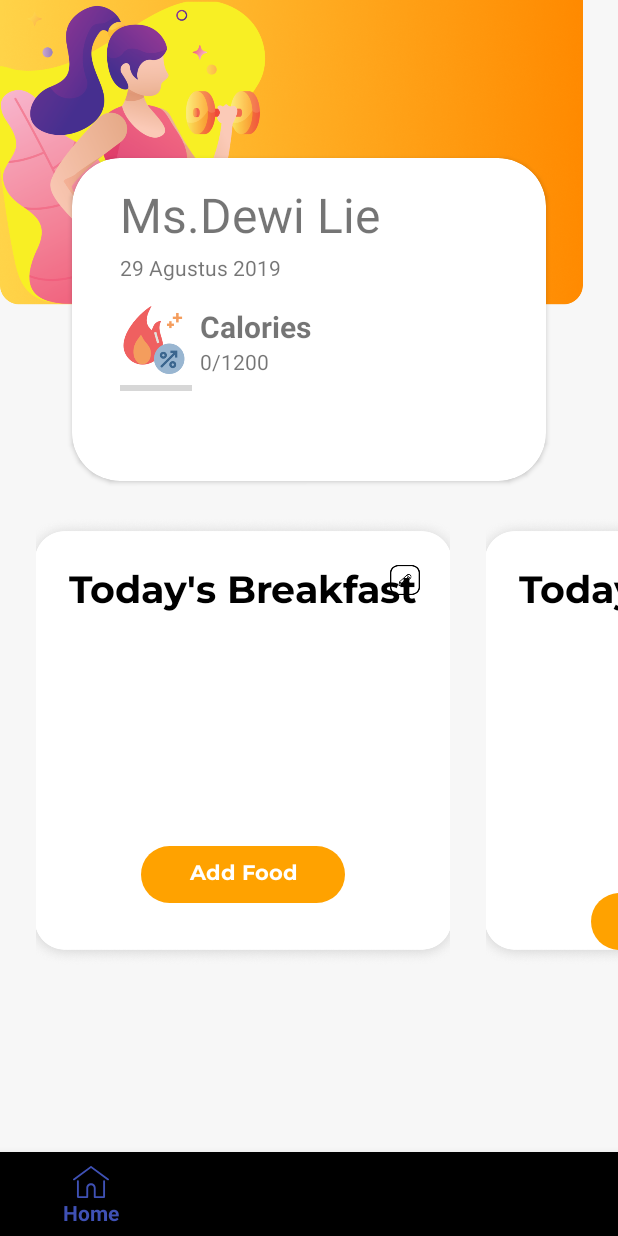
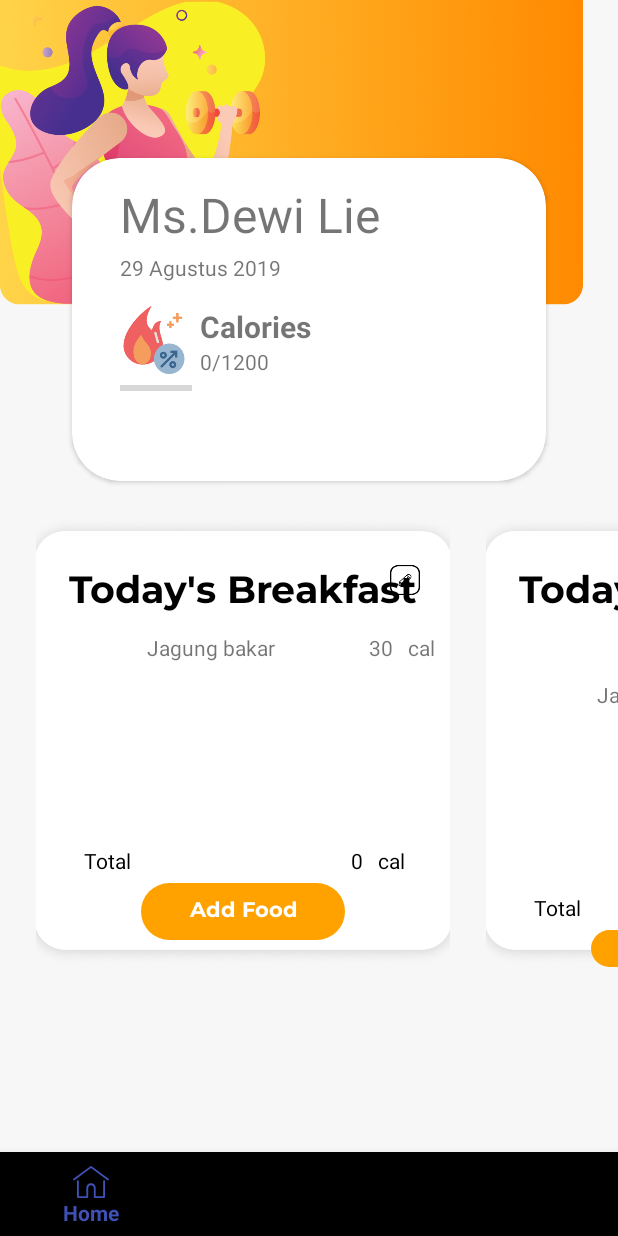
Before and after one commit to dewiiliie07/DiabetterV1, an Android app: the HomeFragment screen opened directly, with no data from a screen before it, on a phone screen of 412 x 824 dp. Run offline under Robolectric (Android 15) with nearby library versions, the phone set to English and light mode, and no system bars; libraries missing offline, so code that uses them is left out: android.support.design, com.jaeger.library.

Commit message:
ChildRecycleView untuk ditampilkan dihalaman utama ketika makanan sudah dipilih

```diff
--- a/app/src/main/java/com/example/dewiiliie/diabetter/Adapter.java
+++ b/app/src/main/java/com/example/dewiiliie/diabetter/Adapter.java
@@ -3,6 +3,7 @@ package com.example.dewiiliie.diabetter;
 import android.content.Context;
 import android.content.Intent;
 import android.support.v4.view.PagerAdapter;
+import android.support.v7.widget.LinearLayoutManager;
 import android.support.v7.widget.RecyclerView;
 import android.view.LayoutInflater;
 import android.view.View;
@@ -20,11 +21,12 @@ public class Adapter extends RecyclerView.Adapter<Adapter.ViewHolder> {
 
     private Context mContext;
     private ArrayList<Model> mList;
+
+
     Adapter(Context context, ArrayList<Model> list){
         mContext = context;
         mList = list;
     }
-
 
     @Override
     public ViewHolder onCreateViewHolder(ViewGroup parent, int viewType) {
@@ -33,10 +35,7 @@ public class Adapter extends RecyclerView.Adapter<Adapter.ViewHolder> {
 
         View view = layoutInflater.inflate(R.layout.add_food,parent,false);
 
-        ViewHolder viewHolder = new ViewHolder(view);
-
-
-        return viewHolder;
+        return new ViewHolder(view);
     }
 
     @Override
@@ -69,6 +68,17 @@ public class Adapter extends RecyclerView.Adapter<Adapter.ViewHolder> {
             }
         });
 
+        RecyclerView.LayoutManager layoutManager = new LinearLayoutManager(mContext, LinearLayoutManager.VERTICAL, false);
+        holder.rv_FoodChoosen.setLayoutManager(layoutManager);
+        holder.rv_FoodChoosen.setHasFixedSize(true);
+
+        ArrayList<ChildModel> list = new ArrayList<>();
+        ChildModel childModel = new ChildModel("Jagung bakar","30","cal");
+        list.add(childModel);
+        holder.rv_FoodChoosen.setLayoutManager(new LinearLayoutManager(mContext));
+        ChildRecyclerFoodAdapter childRecyclerFoodAdapter = new ChildRecyclerFoodAdapter(list, mContext);
+        holder.rv_FoodChoosen.setAdapter(childRecyclerFoodAdapter);
+
     }
 
     @Override
@@ -80,6 +90,8 @@ public class Adapter extends RecyclerView.Adapter<Adapter.ViewHolder> {
 
         ImageView iv_base;
         TextView tv_title, tv_addFood, tv_editFood;
+        RecyclerView rv_FoodChoosen;
+
         public ViewHolder(View itemView) {
             super(itemView);
 
@@ -87,6 +99,7 @@ public class Adapter extends RecyclerView.Adapter<Adapter.ViewHolder> {
             tv_title = itemView.findViewById(R.id.tv_title);
             tv_addFood = itemView.findViewById(R.id.tv_addFood);
             tv_editFood = itemView.findViewById(R.id.tv_editFood);
+            rv_FoodChoosen = itemView.findViewById(R.id.rv_list_makanan_choosen);
 
         }
     }
--- /dev/null
+++ b/app/src/main/java/com/example/dewiiliie/diabetter/ChildModel.java
@@ -0,0 +1,37 @@
+package com.example.dewiiliie.diabetter;
+
+public class ChildModel {
+
+    String foodName, calChoosen, cal;
+
+    public ChildModel(String foodName, String calChoosen, String cal) {
+        this.foodName = foodName;
+        this.calChoosen = calChoosen;
+        this.cal = cal;
+    }
+
+    public String getFoodName() {
+        return foodName;
+    }
+
+    public void setFoodName(String foodName) {
+        this.foodName = foodName;
+    }
+
+    public String getCalChoosen() {
+        return calChoosen;
+    }
+
+    public void setCalChoosen(String calChoosen) {
+        this.calChoosen = calChoosen;
+    }
+
+    public String getCal() {
+        return cal;
+    }
+
+    public void setCal(String cal) {
+        this.cal = cal;
+    }
+
+}
--- /dev/null
+++ b/app/src/main/java/com/example/dewiiliie/diabetter/ChildRecyclerFoodAdapter.java
@@ -0,0 +1,55 @@
+package com.example.dewiiliie.diabetter;
+
+import android.content.Context;
+import android.support.v7.widget.RecyclerView;
+import android.view.LayoutInflater;
+import android.view.View;
+import android.view.ViewGroup;
+import android.widget.TextView;
+
+import java.util.ArrayList;
+import java.util.List;
+
+public class ChildRecyclerFoodAdapter extends RecyclerView.Adapter<ChildRecyclerFoodAdapter.MyViewHolder> {
+
+    private List<ChildModel> childModels;
+    private Context mContext;
+    private LayoutInflater layoutInflater;
+
+    public ChildRecyclerFoodAdapter(List<ChildModel> childModels, Context mContext) {
+        this.childModels = childModels;
+        this.mContext = mContext;
+        this.layoutInflater=LayoutInflater.from(mContext);
+    }
+
+    @Override
+    public MyViewHolder onCreateViewHolder(ViewGroup parent, int viewType) {
+        View view = LayoutInflater.from(parent.getContext()).inflate(R.layout.child_food_choosen,parent,false);
+        return new MyViewHolder(view);
+    }
+
+    @Override
+    public void onBindViewHolder(MyViewHolder holder, int position) {
+        ChildModel model = childModels.get(position);
+        holder.tvFoodChoosenChild.setText(model.getFoodName());
+        holder.tvCaloriesChoosen.setText(model.getCalChoosen());
+        holder.tvCal.setText(model.getCal());
+    }
+
+    @Override
+    public int getItemCount() {
+        return childModels.size();
+    }
+
+    public class MyViewHolder extends RecyclerView.ViewHolder{
+
+        private TextView tvFoodChoosenChild, tvCal, tvCaloriesChoosen;
+        public MyViewHolder(View itemView) {
+            super(itemView);
+            tvFoodChoosenChild = itemView.findViewById(R.id.tv_food_choosen_child);
+            tvCal = itemView.findViewById(R.id.tv_cal);
+            tvCaloriesChoosen = itemView.findViewById(R.id.tv_calories_choosen);
+        }
+    }
+
+}
--- a/app/src/main/java/com/example/dewiiliie/diabetter/FoodAdapter.java
+++ b/app/src/main/java/com/example/dewiiliie/diabetter/FoodAdapter.java
@@ -135,6 +135,9 @@ public class FoodAdapter extends RecyclerView.Adapter<FoodAdapter.MyViewHolder>
     public class MyViewHolder extends RecyclerView.ViewHolder {
         TextView foodName, calories, btnAdd, btnRemove;
         EditText ed_serv_cal;
+//        RecyclerView rv_FoodChoosen;
+
+
         //RelativeLayout food_layout;
         public MyViewHolder(View itemView) {
             super(itemView);
@@ -143,6 +146,7 @@ public class FoodAdapter extends RecyclerView.Adapter<FoodAdapter.MyViewHolder>
             btnAdd = itemView.findViewById(R.id.tv_addFood);
             btnRemove = itemView.findViewById(R.id.tv_rmFood);
             ed_serv_cal = itemView.findViewById(R.id.ed_serving_cal);
+//            rv_FoodChoosen = itemView.findViewById(R.id.rv_list_makanan_choosen);
             //food_layout = itemView.findViewById(R.id.list_food_layout);
         }
     }
--- a/app/src/main/res/layout/add_food.xml
+++ b/app/src/main/res/layout/add_food.xml
@@ -49,12 +49,41 @@
 
             <android.support.v7.widget.RecyclerView
                 android:layout_marginLeft="32dp"
-                android:id="@+id/rv_list_makanan"
+                android:id="@+id/rv_list_makanan_choosen"
                 android:layout_width="wrap_content"
                 android:layout_height="126dp"
                 android:layout_below="@+id/tv_title"
                 android:layout_marginBottom="16dp"
                 ></android.support.v7.widget.RecyclerView>
+
+            <TextView
+                android:layout_marginBottom="5dp"
+                android:layout_below="@+id/rv_list_makanan_choosen"
+                android:id="@+id/tv_total"
+                android:layout_marginLeft="32dp"
+                android:layout_width="wrap_content"
+                android:layout_height="wrap_content"
+                android:text="Total"
+                android:textColor="#000000"
+                />
+            <TextView
+                android:layout_below="@+id/rv_list_makanan_choosen"
+                android:textColor="#000000"
+                android:id="@+id/tv_cal2"
+                android:text="cal"
+                android:layout_marginRight="20dp"
+                android:layout_alignParentRight="true"
+                android:paddingRight="10dp"
+                android:layout_width="wrap_content"
+                android:layout_height="wrap_content"/>
+            <TextView
+                android:layout_below="@+id/rv_list_makanan_choosen"
+                android:textColor="#000000"
+                android:text="0"
+                android:paddingRight="10dp"
+                android:layout_toLeftOf="@+id/tv_cal2"
+                android:layout_width="wrap_content"
+                android:layout_height="wrap_content"/>
             <TextView
                 android:id="@+id/tv_addFood"
                 android:layout_width="wrap_content"
@@ -62,7 +91,7 @@
                 android:text="Add Food"
                 android:gravity="center"
                 android:fontFamily="@font/montserrat_bold"
-                android:layout_below="@+id/rv_list_makanan"
+                android:layout_below="@+id/tv_total"
                 android:background="@drawable/button_background"
                 android:textColor="#FFFFFF"
                 android:paddingLeft="32dp"
--- /dev/null
+++ b/app/src/main/res/layout/child_food_choosen.xml
@@ -0,0 +1,32 @@
+<?xml version="1.0" encoding="utf-8"?>
+<RelativeLayout
+    xmlns:android="http://schemas.android.com/apk/res/android" android:layout_width="match_parent"
+    android:layout_height="match_parent">
+    <RelativeLayout
+        android:layout_marginLeft="32dp"
+        android:layout_width="300dp"
+        android:layout_height="300dp">
+                <TextView
+                    android:id="@+id/tv_food_choosen_child"
+                    android:text="Food"
+                    android:paddingLeft="10dp"
+                    android:layout_width="wrap_content"
+                    android:layout_height="wrap_content"/>
+                <TextView
+                    android:id="@+id/tv_cal"
+                    android:text="Cal"
+                    android:paddingRight="10dp"
+                    android:layout_alignParentRight="true"
+                    android:layout_width="wrap_content"
+                    android:layout_height="wrap_content"/>
+                <TextView
+                    android:id="@+id/tv_calories_choosen"
+                    android:layout_toLeftOf="@+id/tv_cal"
+                    android:paddingRight="10dp"
+                    android:text="10"
+                    android:layout_width="wrap_content"
+                    android:layout_height="wrap_content"/>
+
+    </RelativeLayout>
+
+</RelativeLayout>
```
Also changed, not shown: app/src/main/res/layout/list_on_menu.xml (+63 -2 lines).
